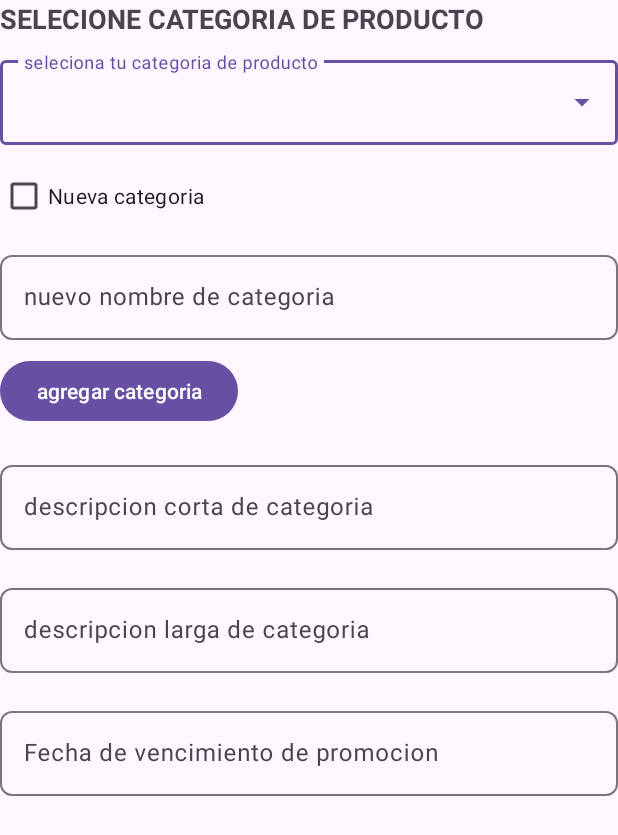
After one commit to GeinzPE/TiendasGeinzWorkAdmin, an Android app: the layout include_campos_categoria_descripcion_fch_v.xml on its own in the app's theme, with its tools: preview values and no code run, on a phone screen of 412 x 824 dp. The commit adds this screen. Shown: the top 835 px of the screen. Run offline under Robolectric (Android 15) with nearby library versions, the phone set to English and light mode, and no system bars.

Commit message:
creando el apartado de agregar productos

```diff
--- a/app/src/main/AndroidManifest.xml
+++ b/app/src/main/AndroidManifest.xml
@@ -16,6 +16,9 @@
         android:supportsRtl="true"
         android:theme="@style/Theme.TiendasGeinzAdmin"
         tools:targetApi="31">
+        <activity
+            android:name="com.example.tiendasgeinzadmin.vistas_cuenta_tienda.agregar_productos_promociones_servicios"
+            android:exported="false" />
         <activity
             android:name="com.example.tiendasgeinzadmin.Fragmentos.vistas.aceptar_rechazar_pedidos_generales"
             android:exported="false" />
--- /dev/null
+++ b/app/src/main/res/layout/include_campos_categoria_descripcion_fch_v.xml
@@ -0,0 +1,151 @@
+<?xml version="1.0" encoding="utf-8"?>
+<LinearLayout xmlns:android="http://schemas.android.com/apk/res/android"
+    xmlns:app="http://schemas.android.com/apk/res-auto"
+    android:layout_width="match_parent"
+    android:layout_height="wrap_content"
+    android:orientation="vertical">
+
+    <LinearLayout
+        android:layout_width="match_parent"
+        android:layout_height="wrap_content"
+        android:layout_marginBottom="10dp"
+        android:orientation="vertical">
+
+        <TextView
+            android:layout_width="wrap_content"
+            android:layout_height="wrap_content"
+            android:text="Selecione categoria de producto"
+            android:textAllCaps="true"
+            android:textSize="18sp"
+            android:textStyle="bold" />
+
+        <com.google.android.material.textfield.TextInputLayout
+            style="@style/Widget.Material3.TextInputLayout.OutlinedBox.ExposedDropdownMenu"
+            android:layout_width="match_parent"
+            android:layout_height="wrap_content"
+            android:layout_marginTop="10dp"
+            android:layout_marginBottom="10dp"
+            android:hint="seleciona tu categoria de producto">
+
+            <AutoCompleteTextView
+                android:id="@+id/new_category_of_product"
+                android:layout_width="match_parent"
+                android:layout_height="match_parent"
+                android:inputType="none" />
+        </com.google.android.material.textfield.TextInputLayout>
+
+        <CheckBox
+            android:layout_width="wrap_content"
+            android:layout_height="wrap_content"
+            android:text="Nueva categoria" />
+
+        <com.google.android.material.textfield.TextInputLayout
+            android:id="@+id/categoria_of_product"
+            android:layout_width="match_parent"
+            android:layout_height="wrap_content"
+            android:layout_marginTop="10dp"
+            android:layout_marginBottom="10dp"
+            android:focusable="false"
+            app:boxCornerRadiusBottomEnd="8dp"
+            app:boxCornerRadiusBottomStart="8dp"
+            app:boxCornerRadiusTopEnd="8dp"
+            app:boxCornerRadiusTopStart="8dp">
+
+            <EditText
+                android:id="@+id/categoria_of_product_ED"
+                android:layout_width="match_parent"
+                android:layout_height="match_parent"
+                android:focusable="false"
+                android:hint="nuevo nombre de categoria"
+                android:inputType="textMultiLine"
+                android:paddingLeft="10dp" />
+
+        </com.google.android.material.textfield.TextInputLayout>
+
+        <Button
+            android:id="@+id/add_categoria"
+            android:layout_width="wrap_content"
+            android:layout_height="wrap_content"
+            android:text="agregar categoria" />
+
+    </LinearLayout>
+
+    <LinearLayout
+        android:id="@+id/lineal_name_description_categori"
+        android:layout_width="match_parent"
+        android:layout_height="wrap_content"
+        android:orientation="vertical">
+
+        <com.google.android.material.textfield.TextInputLayout
+            android:id="@+id/description_cuts_categori"
+            android:layout_width="match_parent"
+            android:layout_height="wrap_content"
+            android:layout_marginTop="10dp"
+            android:layout_marginBottom="10dp"
+            android:focusable="false"
+            app:boxCornerRadiusBottomEnd="8dp"
+            app:boxCornerRadiusBottomStart="8dp"
+            app:boxCornerRadiusTopEnd="8dp"
+            app:boxCornerRadiusTopStart="8dp">
+
+            <EditText
+                android:id="@+id/description_cuts_categori_ED"
+                android:layout_width="match_parent"
+                android:layout_height="match_parent"
+                android:focusable="false"
+                android:hint="descripcion corta de categoria"
+                android:inputType="textMultiLine"
+                android:paddingLeft="10dp" />
+
+        </com.google.android.material.textfield.TextInputLayout>
+
+        <com.google.android.material.textfield.TextInputLayout
+            android:id="@+id/description_long_categori"
+            android:layout_width="match_parent"
+            android:layout_height="wrap_content"
+            android:layout_marginTop="10dp"
+            android:layout_marginBottom="10dp"
+            android:focusable="false"
+            app:boxCornerRadiusBottomEnd="8dp"
+            app:boxCornerRadiusBottomStart="8dp"
+            app:boxCornerRadiusTopEnd="8dp"
+            app:boxCornerRadiusTopStart="8dp">
+
+            <EditText
+                android:id="@+id/description_long_categori_ED"
+                android:layout_width="match_parent"
+                android:layout_height="match_parent"
+                android:focusable="false"
+                android:hint="descripcion larga de categoria"
+                android:inputType="textMultiLine"
+                android:paddingLeft="10dp" />
+
+        </com.google.android.material.textfield.TextInputLayout>
+    </LinearLayout>
+
+
+    <com.google.android.material.textfield.TextInputLayout
+        android:id="@+id/due_date"
+        android:layout_width="match_parent"
+        android:layout_height="wrap_content"
+        android:layout_marginTop="10dp"
+        android:layout_marginBottom="10dp"
+        android:focusable="false"
+        app:boxCornerRadiusBottomEnd="8dp"
+        app:boxCornerRadiusBottomStart="8dp"
+        app:boxCornerRadiusTopEnd="8dp"
+        app:boxCornerRadiusTopStart="8dp">
+
+        <EditText
+            android:id="@+id/due_date_ED"
+            android:layout_width="match_parent"
+            android:layout_height="match_parent"
+            android:focusable="false"
+            android:hint="Fecha de vencimiento de promocion"
+            android:inputType="textMultiLine"
+            android:paddingLeft="10dp" />
+
+    </com.google.android.material.textfield.TextInputLayout>
+
+
+</LinearLayout>
--- a/app/src/main/res/layout/include_campos_nombre_metodos_adquirir.xml
+++ b/app/src/main/res/layout/include_campos_nombre_metodos_adquirir.xml
@@ -2,7 +2,7 @@
 <LinearLayout xmlns:android="http://schemas.android.com/apk/res/android"
     xmlns:app="http://schemas.android.com/apk/res-auto"
     android:layout_width="match_parent"
-    android:layout_height="match_parent"
+    android:layout_height="wrap_content"
     android:orientation="vertical">
 
     <TextView
--- a/app/src/main/res/layout/incluide_agregar_img_art_prod_etc.xml
+++ b/app/src/main/res/layout/incluide_agregar_img_art_prod_etc.xml
@@ -2,7 +2,7 @@
 <LinearLayout xmlns:android="http://schemas.android.com/apk/res/android"
     xmlns:app="http://schemas.android.com/apk/res-auto"
     android:layout_width="match_parent"
-    android:layout_height="match_parent"
+    android:layout_height="wrap_content"
     android:orientation="vertical">
 
     <TextView
```
Also changed, not shown: app/src/main/java/com/example/tiendasgeinzadmin/vistas_cuenta_tienda/agregar_productos_promociones_servicios.kt (added, +24 -0 lines), app/src/main/res/layout/activity_agregar_productos_promociones_servicios.xml (added, +40 -0 lines), app/src/main/res/layout/include_notificar_seguidores.xml (added, +87 -0 lines).
